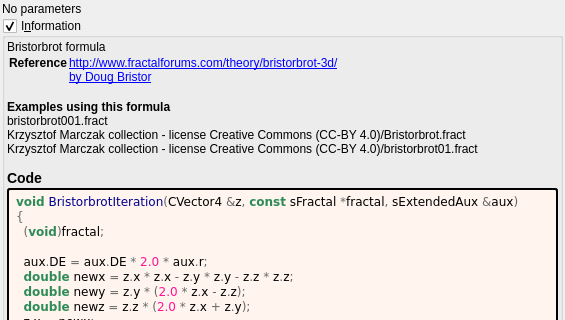
The window that mandelbulber2/formula/ui/bristorbrot.ui (buddhi1980/mandelbulber2) describes before a commit, drawn with Qt 5; both pictures show x 0 to 565 and y 0 to 320 of the 565 by 1040 pixel window.
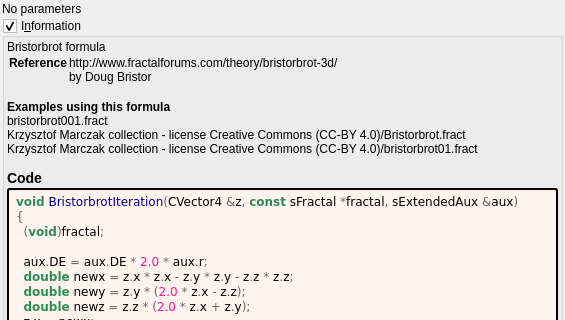
The same window after the commit. Custom widgets are drawn as their Qt base class.

Commit message:
docs: show fractalforums.com formula references as text
fractalforums.com is only partly online; fractalforums.org keeps a read-only
copy and the active forum. The formula information boxes now show
fractalforums.com references (and the wrapped lines that continue them) as
plain text. The links that remain are closed with </a>, which the generator
never wrote. The formula/ui files are regenerated with
tools/populate_ui_information.py.

```diff
--- a/mandelbulber2/formula/ui/bristorbrot.ui
+++ b/mandelbulber2/formula/ui/bristorbrot.ui
@@ -67,8 +67,8 @@
        <widget class="QLabel" name="label_information_general">
         <property name="text">
          <string notr="true">&lt;p&gt;Bristorbrot formula&lt;/p&gt;&lt;table&gt;
-&lt;tr&gt;&lt;th&gt;Reference&lt;/th&gt;&lt;td&gt;&lt;a href=&quot;http://www.fractalforums.com/theory/bristorbrot-3d/&quot;&gt;http://www.fractalforums.com/theory/bristorbrot-3d/&lt;br&gt;
-&lt;a href=&quot;by Doug Bristor&quot;&gt;by Doug Bristor&lt;br&gt;
+&lt;tr&gt;&lt;th&gt;Reference&lt;/th&gt;&lt;td&gt;http://www.fractalforums.com/theory/bristorbrot-3d/&lt;br&gt;
+&lt;a href=&quot;by Doug Bristor&quot;&gt;by Doug Bristor&lt;/a&gt;&lt;br&gt;
 &lt;/td&gt;&lt;/tr&gt;
 &lt;/table&gt;
 &lt;br&gt;&lt;b&gt;Examples using this formula&lt;/b&gt;&lt;br&gt;bristorbrot001.fract&lt;br&gt;Krzysztof Marczak collection - license Creative Commons (CC-BY 4.0)/Bristorbrot.fract&lt;br&gt;Krzysztof Marczak collection - license Creative Commons (CC-BY 4.0)/bristorbrot01.fract&lt;h3&gt;Code&lt;/h3&gt;</string>
```
The commit also changes 202 other files.
